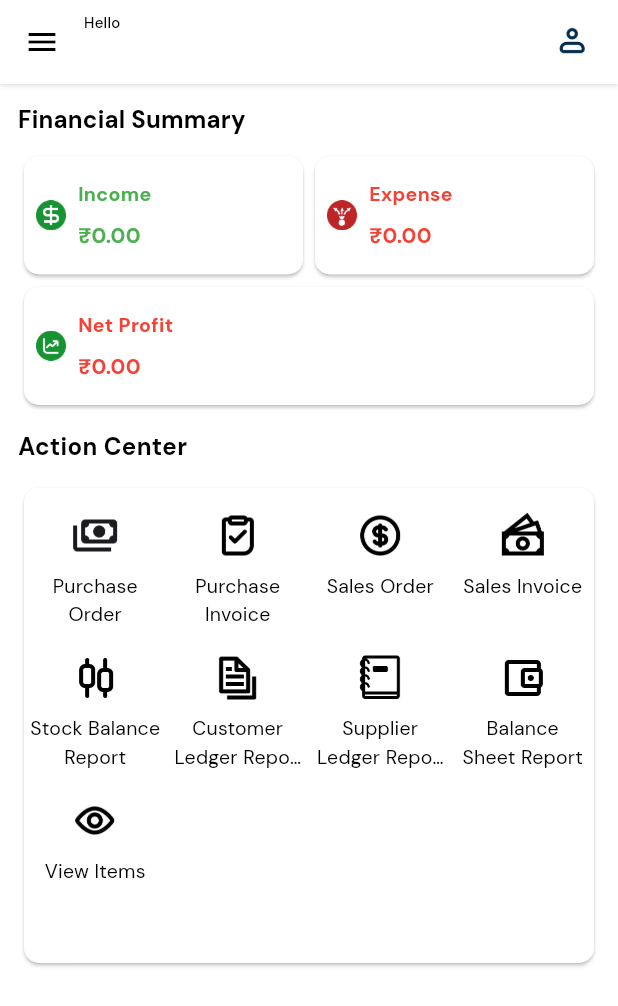
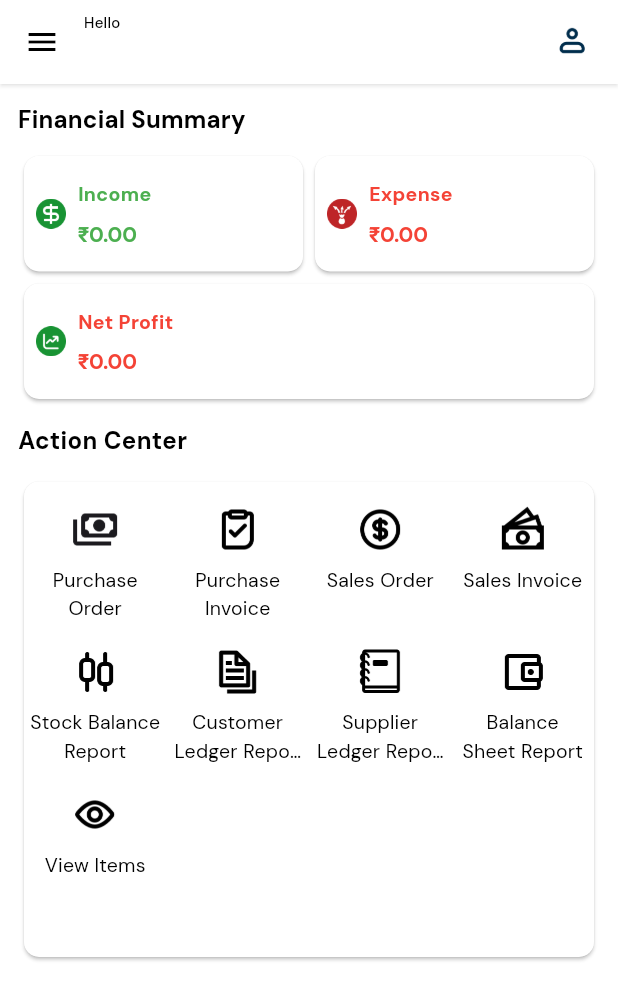
Before and after one commit to Ambibuzz/ampower_buzzit_mobile_app, a Flutter app: the HomeView screen opened directly, after a tap on the "menu" icon, after a tap on "Main Menu (Apps)", on a phone screen of 412 x 824 dp. Shown: the top 1006 px of the screen. Run offline on Flutter 3.47's test engine with Material 3 defaults, Android fonts, the phone set to English and light mode, and no system bars; our stand-ins replace cached_network_image, camera, connectivity_plus, cookie_jar, dio, dio_cookie_manager and 22 more; missing offline and left inert: feedback, flutter_mentions, flutter_upgrade_version, json_table; accounts and stored records are empty; network calls fail; statements that could not run were skipped.

Commit message:
added function to fetch default currency from company and used currency symbols
Signed-off-by: mohitambi <mohit.yadav@ambibuzz.com>

```diff
--- a/lib/view/home_view.dart
+++ b/lib/view/home_view.dart
@@ -23,6 +23,7 @@ import 'package:cached_network_image/cached_network_image.dart';
 import 'package:fl_chart/fl_chart.dart';
 import 'package:flutter/material.dart';
 import 'package:flutter/services.dart';
+import 'package:google_fonts/google_fonts.dart';
 import 'package:intl/intl.dart';
 import 'package:provider/provider.dart';
 import 'package:skeletonizer/skeletonizer.dart';
@@ -58,7 +59,7 @@ class HomeView extends StatelessWidget {
         }
         await model.getBuzzitConfig();
         model.getQuickLinksList();
-        await Future.delayed(const Duration(seconds: 1));
+        await Future.delayed(const Duration(milliseconds: 300));
         model.setIsLoading(false);
         await model.checkDoctypeCachedOrNot(connectivityStatus);
         await model.getGlobalDefaults();
@@ -67,6 +68,7 @@ class HomeView extends StatelessWidget {
         await model.getAccountBalance();
         model.getIncomeAndExpense();
         await model.getUserFullNameList();
+        await model.fetchDefaultCurrencyFromCompany();
       },
       builder: (context, model, child) {
         return WillPopScope(
@@ -201,7 +203,7 @@ class HomeView extends StatelessWidget {
                 model,
                 Images.incomeIcon,
                 'Income',
-                model.income,
+                model.income.toStringAsFixed(2),
                 Colors.green.shade500,
                 context,
               ),
@@ -211,7 +213,7 @@ class HomeView extends StatelessWidget {
                 model,
                 Images.expenseIcon,
                 'Expense',
-                model.expense,
+                model.expense.toStringAsFixed(2),
                 Colors.red.shade500,
                 context,
               ),
@@ -222,7 +224,7 @@ class HomeView extends StatelessWidget {
           model,
           Images.netProfitIcon,
           'Net Profit',
-          model.income - model.expense,
+          (model.income - model.expense).toStringAsFixed(2),
           model.income > model.expense
               ? Colors.green.shade500
               : Colors.red.shade500,
@@ -233,7 +235,7 @@ class HomeView extends StatelessWidget {
   }
 
   Widget cardTileUi(HomeViewModel model, String icon, String title,
-      double value, Color color, BuildContext context) {
+      String value, Color color, BuildContext context) {
     return Card(
       child: Padding(
         padding: EdgeInsets.symmetric(
@@ -263,11 +265,26 @@ class HomeView extends StatelessWidget {
                 SizedBox(
                   height: Sizes.smallPaddingWidget(context),
                 ),
-                Text(
-                  Others.formatter.format(value),
-                  style: TextStyle(
-                    color: color,
-                    fontWeight: FontWeight.bold,
+                RichText(
+                  text: TextSpan(
+                    children: [
+                      TextSpan(
+                        text: model.currentCurrencySymbol,
+                        style: TextStyle(
+                          fontFamily:
+                              'Roboto', // System font that supports PHP symbol
+                          color: color,
+                          fontWeight: FontWeight.bold,
+                        ),
+                      ),
+                      TextSpan(
+                        text: value,
+                        style: GoogleFonts.dmSans(
+                          color: color,
+                          fontWeight: FontWeight.bold,
+                        ),
+                      ),
+                    ],
                   ),
                 ),
               ],
--- a/lib/viewmodel/home_viewmodel.dart
+++ b/lib/viewmodel/home_viewmodel.dart
@@ -18,6 +18,7 @@ import 'package:ampower_buzzit_mobile/util/constants/lists.dart';
 import 'package:ampower_buzzit_mobile/util/constants/strings.dart';
 import 'package:ampower_buzzit_mobile/util/enums.dart';
 import 'package:ampower_buzzit_mobile/util/preference.dart';
+import 'package:flutter/material.dart';
 import 'package:path/path.dart';
 
 class HomeViewModel extends BaseViewModel {
@@ -33,6 +34,26 @@ class HomeViewModel extends BaseViewModel {
   var userFullNameList = <String>[];
   bool isQuickLinksLoading = false;
   bool isLoading = false;
+  var currentCurrencySymbol = '₹';
+
+  Future fetchDefaultCurrencyFromCompany() async {
+    try {
+      var company = globalDefaults.defaultCompany;
+      if (company != null && company.isNotEmpty) {
+        var currentCurrency = await locator
+            .get<ApiService>()
+            .getDefaultCurrencyFromCompany(globalDefaults.defaultCompany!);
+        if (currentCurrency.isNotEmpty) {
+          currentCurrencySymbol = await locator
+              .get<ApiService>()
+              .getCurrencySymbolFromCurrency(currentCurrency);
+        }
+      }
+    } catch (e) {
+      exception(e, '', 'fetchDefaultCurrencyFromCompany');
+    }
+    notifyListeners();
+  }
 
   void setIsLoading(bool val) {
     isQuickLinksLoading = val;
```
